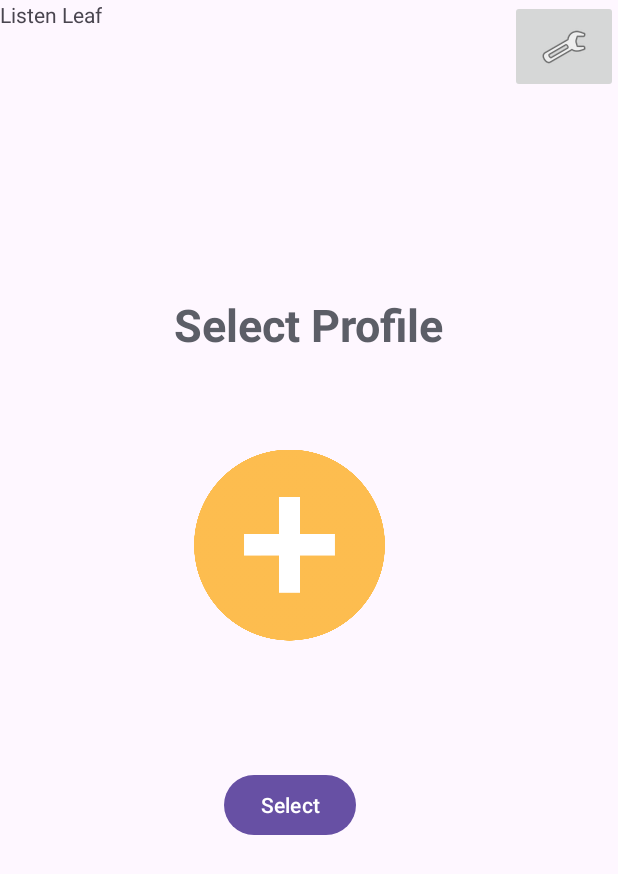
After one commit to Corneth/ListenLeaf, an Android app: the HomePage screen opened directly, with no data from a screen before it, on a phone screen of 412 x 824 dp. The commit adds this screen. Shown: the top 874 px of the screen. Run offline under Robolectric (Android 15) with nearby library versions, the phone set to English and light mode, and no system bars.

Commit message:
deleted old xml added activiy & xml together

```diff
--- a/app/src/main/AndroidManifest.xml
+++ b/app/src/main/AndroidManifest.xml
@@ -13,6 +13,9 @@
         android:theme="@style/Theme.ListenLeaf"
         tools:targetApi="31">
         <activity
+            android:name=".HomePage"
+            android:exported="false" />
+        <activity
             android:name=".MainActivity"
             android:exported="true">
             <intent-filter>
--- /dev/null
+++ b/app/src/main/java/com/example/listenleaf/HomePage.java
@@ -0,0 +1,14 @@
+package com.example.listenleaf;
+
+import androidx.appcompat.app.AppCompatActivity;
+
+import android.os.Bundle;
+
+public class HomePage extends AppCompatActivity {
+
+    @Override
+    protected void onCreate(Bundle savedInstanceState) {
+        super.onCreate(savedInstanceState);
+        setContentView(R.layout.activity_home_page);
+    }
+}
--- a/app/src/main/java/com/example/listenleaf/MainActivity.java
+++ b/app/src/main/java/com/example/listenleaf/MainActivity.java
@@ -25,4 +25,11 @@ public class MainActivity extends AppCompatActivity {
         });
     }
 
+    @Override
+    protected void onResume(){
+        super.onResume();
+        // to restart the video after coming from other activity
+        videoBackground.start();
+    }
+
 }
--- /dev/null
+++ b/app/src/main/res/layout/activity_home_page.xml
@@ -0,0 +1,70 @@
+<?xml version="1.0" encoding="utf-8"?>
+<androidx.constraintlayout.widget.ConstraintLayout xmlns:android="http://schemas.android.com/apk/res/android"
+    android:layout_width="match_parent"
+    android:layout_height="match_parent"
+    xmlns:app="http://schemas.android.com/apk/res-auto"
+    xmlns:tools="http://schemas.android.com/tools">
+
+        <Button
+            android:id="@+id/selectButton"
+            android:layout_width="wrap_content"
+            android:layout_height="wrap_content"
+            android:text="Select"
+            app:layout_constraintBottom_toBottomOf="parent"
+            app:layout_constraintEnd_toEndOf="parent"
+            app:layout_constraintHorizontal_bias="0.461"
+            app:layout_constraintStart_toStartOf="parent"
+            app:layout_constraintTop_toTopOf="parent"
+            app:layout_constraintVertical_bias="0.661" />
+
+        <ImageButton
+            android:id="@+id/settingButt"
+            android:layout_width="72dp"
+            android:layout_height="62dp"
+            app:layout_constraintBottom_toBottomOf="parent"
+            app:layout_constraintEnd_toEndOf="parent"
+            app:layout_constraintHorizontal_bias="1.0"
+            app:layout_constraintStart_toStartOf="parent"
+            app:layout_constraintTop_toTopOf="parent"
+            app:layout_constraintVertical_bias="0.0"
+            app:srcCompat="@android:drawable/ic_menu_manage" />
+
+        <TextView
+            android:id="@+id/textView2"
+            android:layout_width="wrap_content"
+            android:layout_height="wrap_content"
+            android:text="Select Profile"
+            android:textColor="@color/material_dynamic_neutral_variant40"
+            android:textSize="30dp"
+            android:textStyle="bold"
+            app:layout_constraintBottom_toBottomOf="parent"
+            app:layout_constraintEnd_toEndOf="parent"
+            app:layout_constraintStart_toStartOf="parent"
+            app:layout_constraintTop_toTopOf="parent"
+            app:layout_constraintVertical_bias="0.25" />
+
+        <ImageView
+            android:id="@+id/addNewAccount"
+            android:layout_width="127dp"
+            android:layout_height="153dp"
+            app:layout_constraintBottom_toBottomOf="parent"
+            app:layout_constraintEnd_toEndOf="parent"
+            app:layout_constraintHorizontal_bias="0.454"
+            app:layout_constraintStart_toStartOf="parent"
+            app:layout_constraintTop_toTopOf="parent"
+            app:layout_constraintVertical_bias="0.427"
+            app:srcCompat="@drawable/circleplusyellow" />
+
+        <TextView
+            android:id="@+id/homePageAppname"
+            android:layout_width="wrap_content"
+            android:layout_height="wrap_content"
+            android:text="Listen Leaf"
+            app:layout_constraintBottom_toBottomOf="parent"
+            app:layout_constraintEnd_toEndOf="parent"
+            app:layout_constraintHorizontal_bias="0.0"
+            app:layout_constraintStart_toStartOf="parent"
+            app:layout_constraintTop_toTopOf="parent"
+            app:layout_constraintVertical_bias="0.0" />
+
+    </androidx.constraintlayout.widget.ConstraintLayout>
--- a/build.gradle.kts
+++ b/build.gradle.kts
@@ -1,4 +1,4 @@
 // Top-level build file where you can add configuration options common to all sub-projects/modules.
 plugins {
-    id("com.android.application") version "8.2.0" apply false
+    id("com.android.application") version "8.1.4" apply false
 }
```
Also changed, not shown: app/src/main/res/drawable/circleplusyellow.png (added), gradle.properties (line endings or trailing spaces).
